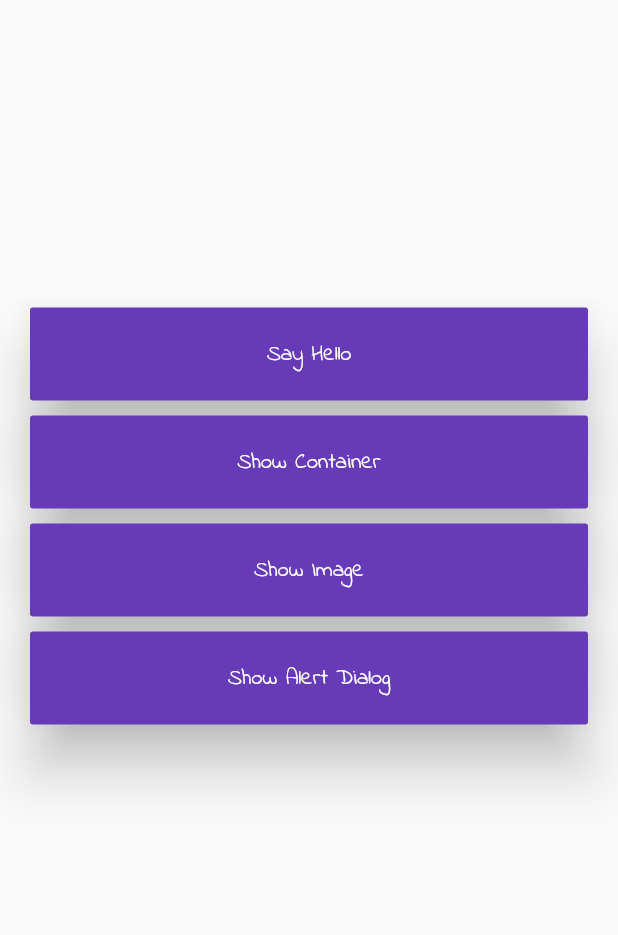
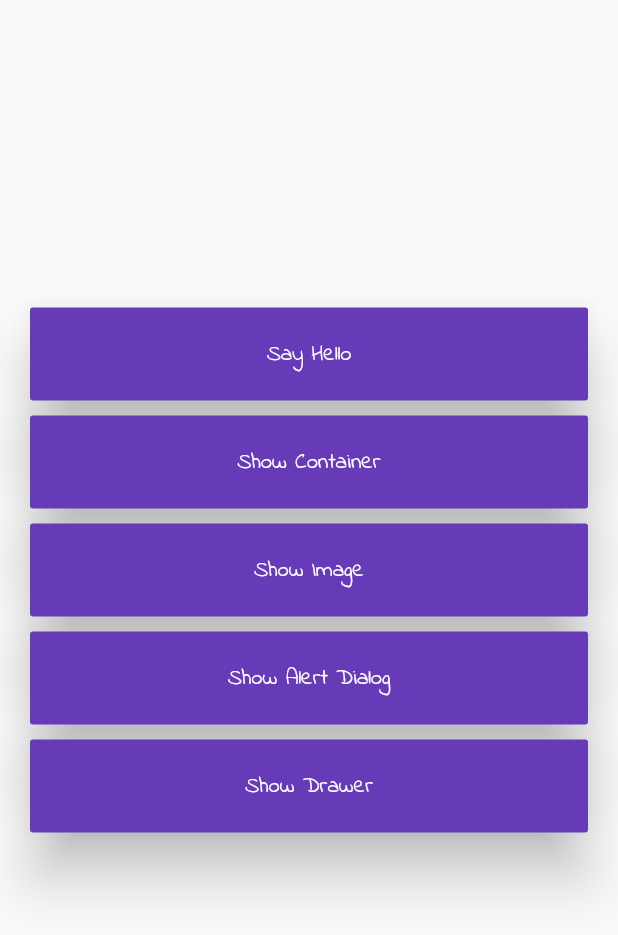
Before and after one commit to Mondira13/My_First_Flutter_Sample, a Flutter app: the screen it shows after launch, on a phone screen of 412 x 824 dp. Shown: the top 935 px of the screen. Run offline on Flutter 3.47's test engine with Material 2 defaults, Android fonts, the phone set to English and light mode, and no system bars; our stand-ins replace fluttertoast.

Commit message:
Add : attach Appbar with Drawer and show Toast message

```diff
--- a/lib/screens/set_buttons.dart
+++ b/lib/screens/set_buttons.dart
@@ -3,6 +3,7 @@ import 'package:flutter/material.dart';
 import 'first_screen.dart';
 import 'set_image.dart';
 import 'my_container.dart';
+import 'set_appbar_with_drawer.dart';
 
 class SetButtons extends StatelessWidget {
   @override
@@ -106,15 +107,35 @@ class SetButtons extends StatelessWidget {
                               ),
                             ))
                       ],
+                    ),
+                    Row(
+                      children: <Widget>[
+                        Expanded(
+                            child: Container(
+                              margin: EdgeInsets.only(
+                                  left: 0.0, right: 0.0, top: 5.0, bottom: 5.0),
+                              child: RaisedButton(
+                                onPressed: () {
+                                  show_drawer(context);
+                                },
+                                color: Colors.deepPurple,
+                                child: Text(
+                                  "Show Drawer",
+                                  style: TextStyle(
+                                      fontSize: 15.0, color: Colors.white,fontFamily: 'IndieFlower-Regular' ),
+                                ),
+                                elevation: 16.0,
+                                padding: EdgeInsets.all(20.0),
+                              ),
+                            ))
+                      ],
                     )
-
                   ],
                 )
             )
         )
     );
   }
-
 
 }
 
@@ -138,3 +159,7 @@ void show_Container(BuildContext context) {
 void say_hello(BuildContext context) {
   Navigator.of(context).push(MaterialPageRoute(builder: (context) => first_screen()));
 }
+
+void show_drawer(BuildContext context) {
+  Navigator.of(context).push(MaterialPageRoute(builder: (context) => SetAppBarWithDrawer()));
+}
--- a/pubspec.yaml
+++ b/pubspec.yaml
@@ -23,6 +23,7 @@ dependencies:
   # The following adds the Cupertino Icons font to your application.
   # Use with the CupertinoIcons class for iOS style icons.
   cupertino_icons: ^0.1.2
+  fluttertoast: ^7.1.6
 
 dev_dependencies:
   flutter_test:
```
Also changed, not shown: lib/screens/set_appbar_with_drawer.dart (added, +109 -0 lines), pubspec.lock.
